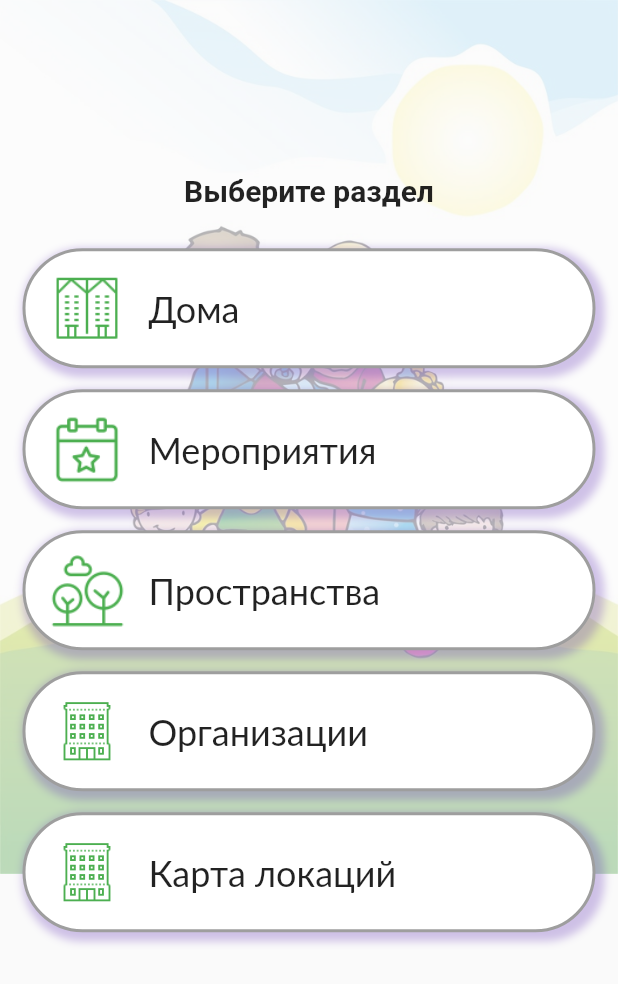
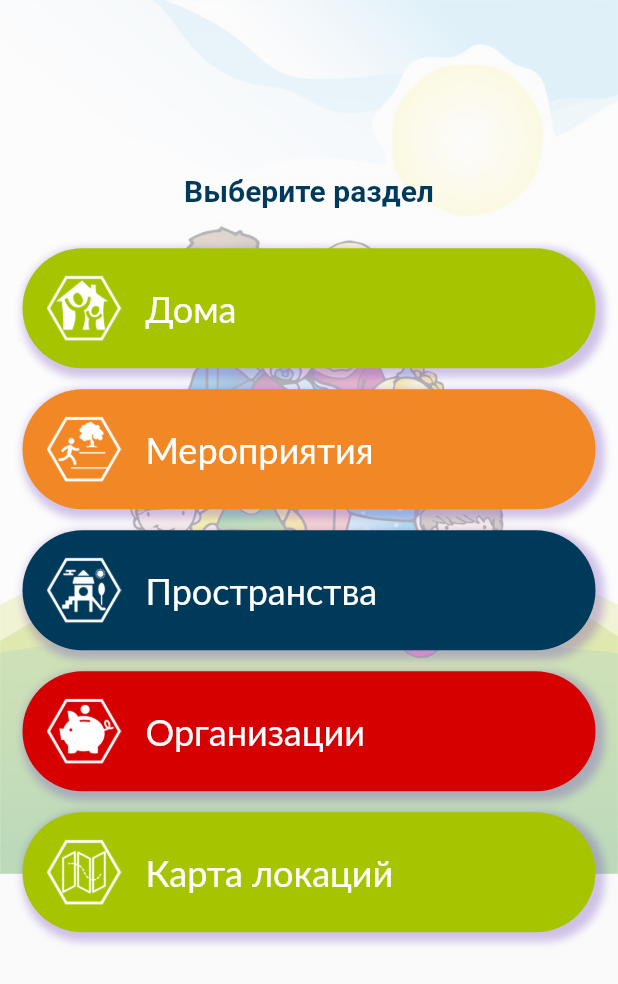
Before and after one commit to VeronikaLo/TOS_Parkovii, a Flutter app: the screen it shows after launch, on a phone screen of 412 x 824 dp. Shown: the top 984 px of the screen. Run offline on Flutter 3.47's test engine with Material 2 defaults, Android fonts, the phone set to English and light mode, and no system bars; our stand-ins replace google_maps_flutter.

Commit message:
new design version

```diff
--- a/lib/screens/home_screen.dart
+++ b/lib/screens/home_screen.dart
@@ -16,8 +16,14 @@ class _HomeScreenState extends State<HomeScreen> {
     "assets/images/events.png",
     "assets/images/areas.png",
     "assets/images/companies.png",
-    "assets/images/companies.png"
+    "assets/images/maps.png"
   ];
+  final List <Color> _colors = const[
+    Color.fromRGBO(166,197,0,1),
+    Color.fromRGBO(241,136,37,1),
+    Color.fromRGBO(0,58,90,1),
+    Color.fromRGBO(214,0,0,1),
+    Color.fromRGBO(166,197,0,1)];
 
   int _selectedIndex = -1;
 
@@ -41,6 +47,7 @@ class _HomeScreenState extends State<HomeScreen> {
                 style: TextStyle(
                   fontSize: 20,
                   fontWeight: FontWeight.bold,
+                  color: Color.fromRGBO(0,58,90,1),
                 ),
               ),
               const SizedBox(
@@ -54,10 +61,8 @@ class _HomeScreenState extends State<HomeScreen> {
                     itemBuilder: (BuildContext context, int index) {
                       return Container(
                         decoration: BoxDecoration(
-                          color: index == _selectedIndex
-                              ? Colors.yellow[100]
-                              : Colors.white,
-                          border: Border.all(width: 2, color: Colors.grey),
+                          color: _colors[index],
+                          //border: Border.all(width: 2, color: Colors.grey),
                           borderRadius: BorderRadius.circular(40),
                           boxShadow: [
                             BoxShadow(
@@ -74,12 +79,12 @@ class _HomeScreenState extends State<HomeScreen> {
                         child: ListTile(
                           title: Text(
                             _titles[index],
-                            style: const TextStyle(fontSize: 24, fontFamily: "Lato" ),
+                            style: const TextStyle(fontSize: 24, fontFamily: "Lato", color: Colors.white ),
                           ),
                           leading: ImageIcon(
                             AssetImage(_icons[index]),
                             size: 50,
-                            color: Colors.green,
+                            color: Colors.white,
                           ),
                           onTap: () {
                             setState(() {
--- a/lib/screens/splash_screen.dart
+++ b/lib/screens/splash_screen.dart
@@ -38,7 +38,7 @@ class _SplashScreenState extends State<SplashScreen> {
               const SizedBox( height:45 ,),
               const Text('ТОС "Парковый"', style: TextStyle(fontSize: 32, fontFamily: 'AniconSans' ),),
               const SizedBox(height: 50,),
-              Text('Вместе сможем больше!'.toUpperCase(), style: const TextStyle(fontSize: 24, letterSpacing: 2, fontFamily: 'AniconSans'),),
+              Text('Вместе сможем больше!'.toUpperCase(), style: const TextStyle(fontSize: 22, letterSpacing: 2, fontFamily: 'AniconSans'),),
             ],
           ),
         ),
--- a/pubspec.yaml
+++ b/pubspec.yaml
@@ -68,6 +68,7 @@ flutter:
     - assets/images/companies.png
     - assets/images/areas.png
     - assets/images/next.png
+    - assets/images/maps.png
 
   # An image asset can refer to one or more resolution-specific "variants", see
   # https://flutter.dev/assets-and-images/#resolution-aware.
```
Also changed, not shown: assets/images/areas.png, assets/images/buildings.png, assets/images/companies.png, assets/images/events.png, assets/images/maps.png (added).
